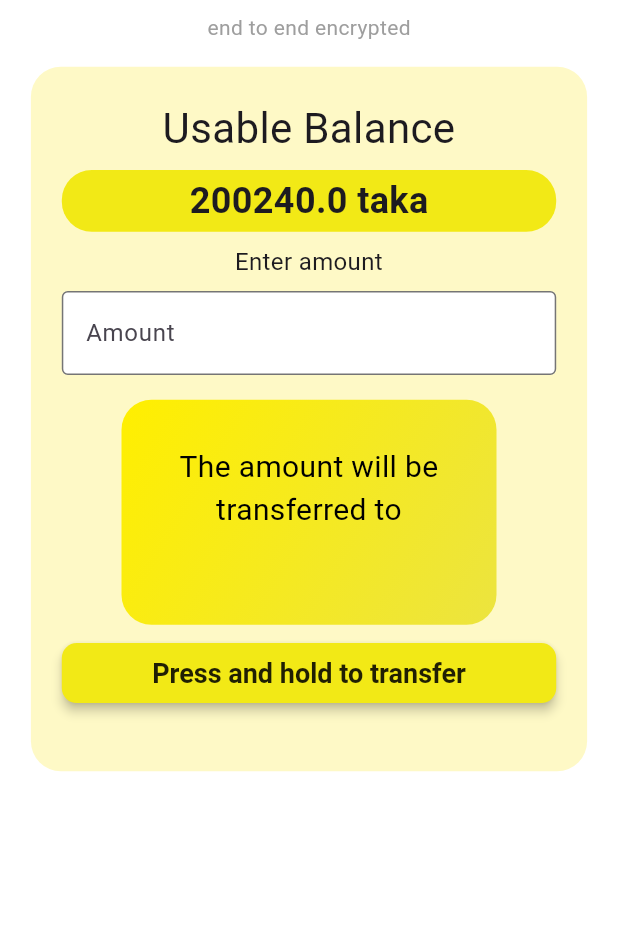
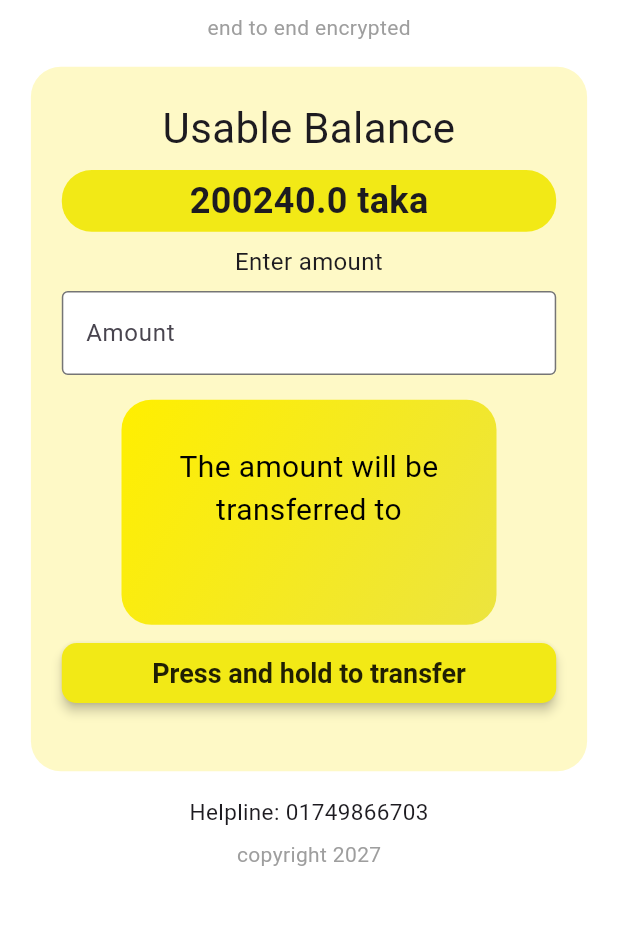
Before and after one commit to ragibShahariar/Flutter_Projects, a Flutter app: the Withdraw screen opened directly, after a tap on "Proceed", on a phone screen of 412 x 824 dp, the part 291-1216 px from its top. Run offline on Flutter 3.47's test engine with Material 3 defaults, Android fonts, the phone set to English and light mode, and no system bars; our stand-ins replace lottie; network calls fail.

Commit message:
Custom Footer widget added

```diff
--- a/lib/screen/MobileOrCrypto.dart
+++ b/lib/screen/MobileOrCrypto.dart
@@ -1,6 +1,7 @@
 import 'package:bank_daffodil_project/widgets/header.dart';
 import 'package:flutter/material.dart';
 import 'package:lottie/lottie.dart';
+import '../widgets/Footer.dart';
 import '../widgets/space.dart';
 
 class MobileOrCrypto extends StatefulWidget {
@@ -81,6 +82,7 @@ class _MobileOrCryptoState extends State<MobileOrCrypto> {
                 ),
               ),
             ),
+            Footer(),
           ],
         ),
       ),
--- a/lib/screen/withdraw.dart
+++ b/lib/screen/withdraw.dart
@@ -2,6 +2,7 @@ import 'package:bank_daffodil_project/screen/MobileOrCrypto.dart';
 import 'package:bank_daffodil_project/widgets/space.dart';
 import 'package:flutter/material.dart';
 import '../widgets/EndDrawer.dart';
+import '../widgets/Footer.dart';
 import '../widgets/header.dart';
 
 enum MobileBanking { Bkash, Nagad, Upay, Roket }
@@ -50,7 +51,7 @@ class _WithdrawState extends State<Withdraw> {
     return Scaffold(
       appBar: AppBar(),
       endDrawer: EndDrawer(context),
-      body: Center(
+      body: SingleChildScrollView(
         child: Column(
           crossAxisAlignment: CrossAxisAlignment.center,
           children: [
@@ -368,17 +369,7 @@ class _WithdrawState extends State<Withdraw> {
                 ),
               ),
             ),
-            Text(
-              "Helpline: 01749866703",
-              style: TextStyle(fontSize: 15),
-            ),
-            SizedBox(
-              height: 8,
-            ),
-            Text(
-              'copyright 2027',
-              style: TextStyle(color: Colors.grey),
-            )
+            Footer()
           ],
         ),
       ),
--- /dev/null
+++ b/lib/widgets/Footer.dart
@@ -0,0 +1,27 @@
+import 'package:flutter/cupertino.dart';
+import 'package:flutter/material.dart';
+
+class Footer extends StatelessWidget {
+  const Footer({super.key});
+
+  @override
+  Widget build(BuildContext context) {
+    return Column(
+      mainAxisAlignment: MainAxisAlignment.center,
+      crossAxisAlignment: CrossAxisAlignment.center,
+      children: [
+        Text(
+          "Helpline: 01749866703",
+          style: TextStyle(fontSize: 15),
+        ),
+        SizedBox(
+          height: 8,
+        ),
+        Text(
+          'copyright 2027',
+          style: TextStyle(color: Colors.grey),
+        )
+      ],
+    );
+  }
+}
```
